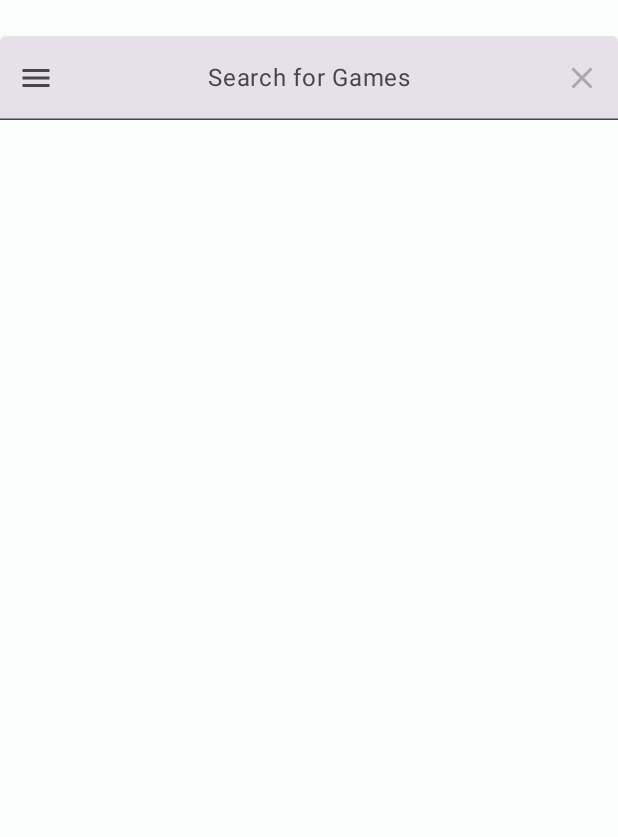
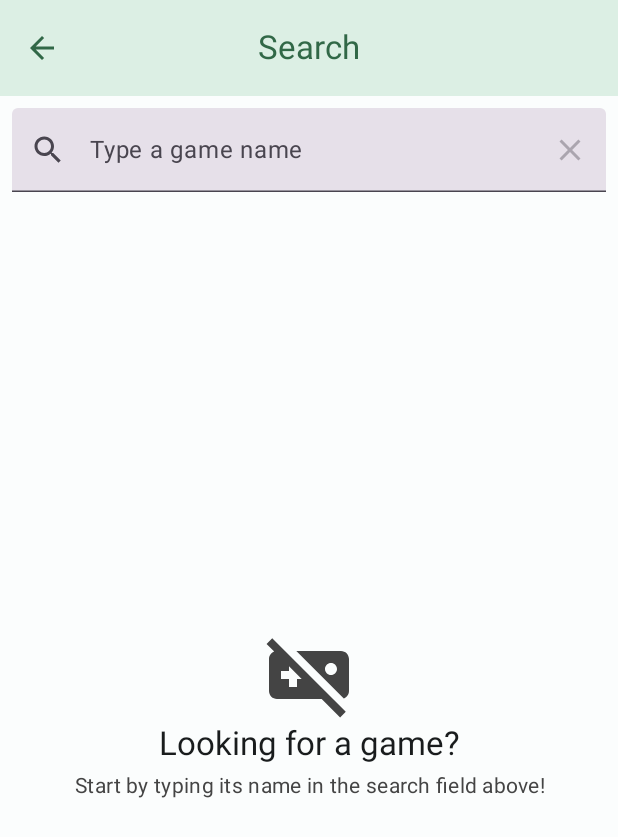
Before and after one commit to luanolimpio/video_game_db_app, an Android app built with Jetpack Compose: the SearchScreen screen opened through its navigation route, on a phone screen of 412 x 824 dp. Shown: the top 837 px of the screen. Run offline under Robolectric (Android 15) with nearby library versions, the phone set to English and light mode, and no system bars; our stand-ins replace Dagger/Hilt's generated code, paging.

Commit message:
feat: add CustomTopAppBar

```diff
--- /dev/null
+++ b/app/src/main/java/com/example/videogamedbapp/presentation/components/CustomTopAppBar.kt
@@ -0,0 +1,46 @@
+package com.example.videogamedbapp.presentation.components
+
+import androidx.compose.material3.CenterAlignedTopAppBar
+import androidx.compose.material3.ExperimentalMaterial3Api
+import androidx.compose.material3.Icon
+import androidx.compose.material3.IconButton
+import androidx.compose.material3.Text
+import androidx.compose.runtime.Composable
+import androidx.compose.ui.graphics.vector.ImageVector
+import androidx.compose.ui.text.style.TextOverflow
+
+data class TopAppBarIcon(val icon: ImageVector, val onClick: () -> Unit)
+
+@OptIn(ExperimentalMaterial3Api::class)
+@Composable
+fun CustomTopAppBar(
+    title: String,
+    navigationIcon: TopAppBarIcon,
+    actions: List<TopAppBarIcon>? = null
+) {
+    CenterAlignedTopAppBar(
+        title = { Text(text = title, maxLines = 1, overflow = TextOverflow.Ellipsis) },
+        navigationIcon = {
+            IconButton(onClick = navigationIcon.onClick) {
+                Icon(
+                    imageVector = navigationIcon.icon,
+                    contentDescription = null
+                )
+            }
+        },
+        actions = {
+            actions?.let { action ->
+                action.forEach {
+                    IconButton(
+                        onClick = it.onClick,
+                    ) {
+                        Icon(
+                            imageVector = it.icon,
+                            contentDescription = null
+                        )
+                    }
+                }
+            }
+        }
+    )
+}
--- a/app/src/main/java/com/example/videogamedbapp/presentation/components/EmptyState.kt
+++ b/app/src/main/java/com/example/videogamedbapp/presentation/components/EmptyState.kt
@@ -26,14 +26,17 @@ import androidx.compose.ui.unit.dp
 import com.example.videogamedbapp.R
 
 @Composable
-fun EmptyState(onRefresh: () -> Unit) {
-    val scrollState = rememberScrollState()
-    PullToRefreshContainer(onRefresh = onRefresh) {
+fun EmptyState(
+    title: String? = null,
+    description: String? = null,
+    onRefresh: (() -> Unit)? = null
+) {
+    val content = @Composable {
         Column(
             modifier = Modifier
                 .fillMaxSize()
                 .padding(8.dp)
-                .verticalScroll(scrollState),
+                .verticalScroll(rememberScrollState()),
             verticalArrangement = Arrangement.Center,
             horizontalAlignment = Alignment.CenterHorizontally
         ) {
@@ -44,18 +47,26 @@ fun EmptyState(onRefresh: () -> Unit) {
                 contentDescription = null
             )
             Text(
-                text = stringResource(R.string.no_results_found),
+                text = title ?: stringResource(R.string.no_results_found),
                 style = MaterialTheme.typography.titleLarge,
                 textAlign = TextAlign.Center
             )
             Spacer(modifier = Modifier.height(4.dp))
             Text(
-                text = stringResource(R.string.adjust_your_search_or_try_again_later),
+                text = description
+                    ?: stringResource(R.string.adjust_your_search_or_try_again_later),
                 style = MaterialTheme.typography.bodyMedium,
                 textAlign = TextAlign.Center,
                 color = if (isSystemInDarkTheme()) LightGray else DarkGray,
             )
         }
+    }
+    if (onRefresh != null) {
+        PullToRefreshContainer(onRefresh = onRefresh) {
+            content()
+        }
+    } else {
+        content()
     }
 }
 
--- a/app/src/main/java/com/example/videogamedbapp/presentation/components/MenuTopAppBar.kt
+++ /dev/null
@@ -1,37 +0,0 @@
-package com.example.videogamedbapp.presentation.components
-
-import androidx.compose.material.icons.Icons
-import androidx.compose.material.icons.filled.Menu
-import androidx.compose.material3.CenterAlignedTopAppBar
-import androidx.compose.material3.DrawerState
-import androidx.compose.material3.ExperimentalMaterial3Api
-import androidx.compose.material3.Icon
-import androidx.compose.material3.IconButton
-import androidx.compose.material3.Text
-import androidx.compose.runtime.Composable
-import androidx.compose.runtime.rememberCoroutineScope
-import androidx.compose.ui.text.style.TextOverflow
-import kotlinx.coroutines.launch
-
-@OptIn(ExperimentalMaterial3Api::class)
-@Composable
-fun MenuTopAppBar(title: String, drawerState: DrawerState) {
-    val scope = rememberCoroutineScope()
-    CenterAlignedTopAppBar(
-        title = { Text(text = title, maxLines = 1, overflow = TextOverflow.Ellipsis) },
-        navigationIcon = {
-            IconButton(
-                onClick = {
-                    scope.launch {
-                        drawerState.open()
-                    }
-                },
-            ) {
-                Icon(
-                    imageVector = Icons.Default.Menu,
-                    contentDescription = null
-                )
-            }
-        }
-    )
-}
--- /dev/null
+++ b/app/src/main/java/com/example/videogamedbapp/presentation/components/SearchTextField.kt
@@ -0,0 +1,66 @@
+package com.example.videogamedbapp.presentation.components
+
+import androidx.compose.foundation.layout.fillMaxWidth
+import androidx.compose.foundation.text.KeyboardActions
+import androidx.compose.foundation.text.KeyboardOptions
+import androidx.compose.material.icons.Icons
+import androidx.compose.material.icons.filled.Clear
+import androidx.compose.material.icons.filled.Search
+import androidx.compose.material3.Icon
+import androidx.compose.material3.IconButton
+import androidx.compose.material3.Text
+import androidx.compose.material3.TextField
+import androidx.compose.runtime.Composable
+import androidx.compose.ui.Modifier
+import androidx.compose.ui.res.stringResource
+import androidx.compose.ui.text.input.ImeAction
+import androidx.compose.ui.text.input.KeyboardCapitalization
+import androidx.compose.ui.text.input.KeyboardType
+import androidx.compose.ui.tooling.preview.Preview
+import com.example.videogamedbapp.R
+
+@Composable
+fun SearchTextField(
+    modifier: Modifier = Modifier,
+    value: String,
+    onValueChange: (String) -> Unit,
+    onSearch: () -> Unit,
+) {
+    TextField(
+        modifier = modifier
+            .fillMaxWidth(),
+        value = value,
+        onValueChange = onValueChange,
+        placeholder = { Text(text = stringResource(R.string.type_a_game_name)) },
+        singleLine = true,
+        leadingIcon = { Icon(imageVector = Icons.Default.Search, contentDescription = null) },
+        trailingIcon = {
+            IconButton(onClick = { onValueChange("") }, enabled = value.isNotEmpty()) {
+                Icon(
+                    imageVector = Icons.Default.Clear,
+                    contentDescription = null
+                )
+            }
+        },
+        keyboardOptions = KeyboardOptions(
+            keyboardType = KeyboardType.Text,
+            capitalization = KeyboardCapitalization.Sentences,
+            imeAction = ImeAction.Search
+        ),
+        keyboardActions = KeyboardActions(
+            onSearch = {
+                if (value.isNotEmpty()) onSearch()
+            }
+        )
+    )
+}
+
+@Preview(showBackground = true)
+@Composable
+private fun SearchTextFieldPreview() {
+    SearchTextField(
+        value = "",
+        onValueChange = {},
+        onSearch = {},
+    )
+}
--- a/app/src/main/java/com/example/videogamedbapp/presentation/navigation/MainNavigator.kt
+++ b/app/src/main/java/com/example/videogamedbapp/presentation/navigation/MainNavigator.kt
@@ -1,14 +1,17 @@
 package com.example.videogamedbapp.presentation.navigation
 
 import androidx.compose.material.icons.Icons
+import androidx.compose.material.icons.automirrored.filled.ArrowBack
 import androidx.compose.material.icons.automirrored.filled.Send
 import androidx.compose.material.icons.filled.Home
+import androidx.compose.material.icons.filled.Menu
 import androidx.compose.material.icons.filled.Search
 import androidx.compose.material.icons.filled.Star
 import androidx.compose.material3.DrawerValue
 import androidx.compose.material3.rememberDrawerState
 import androidx.compose.runtime.Composable
 import androidx.compose.runtime.getValue
+import androidx.compose.runtime.rememberCoroutineScope
 import androidx.compose.ui.res.stringResource
 import androidx.hilt.navigation.compose.hiltViewModel
 import androidx.lifecycle.compose.collectAsStateWithLifecycle
@@ -21,10 +24,10 @@ import com.example.videogamedbapp.R
 import com.example.videogamedbapp.core.routes.CustomNavType.Companion.getCustomNavTypeMap
 import com.example.videogamedbapp.core.routes.Routes
 import com.example.videogamedbapp.domain.models.GameQueries
-import com.example.videogamedbapp.presentation.components.BackTopAppBar
 import com.example.videogamedbapp.presentation.components.CustomNavigationDrawer
-import com.example.videogamedbapp.presentation.components.MenuTopAppBar
+import com.example.videogamedbapp.presentation.components.CustomTopAppBar
 import com.example.videogamedbapp.presentation.components.NavigationItem
+import com.example.videogamedbapp.presentation.components.TopAppBarIcon
 import com.example.videogamedbapp.presentation.screens.games.list.GamesScreen
 import com.example.videogamedbapp.presentation.screens.games.details.GameDetailsScreen
 import com.example.videogamedbapp.presentation.screens.games.details.GameDetailsViewModel
@@ -34,6 +37,7 @@ import com.example.videogamedbapp.presentation.screens.categories.CategoriesScre
 import com.example.videogamedbapp.presentation.screens.categories.CategoryGamesViewModel
 import com.example.videogamedbapp.presentation.screens.categories.CategoriesViewModel
 import com.example.videogamedbapp.presentation.screens.games.list.GamesViewModel
+import kotlinx.coroutines.launch
 
 @Composable
 fun MainNavigator() {
@@ -41,11 +45,6 @@ fun MainNavigator() {
     val drawerState = rememberDrawerState(initialValue = DrawerValue.Closed)
     CustomNavigationDrawer(
         items = listOf(
-            NavigationItem(
-                title = stringResource(R.string.search),
-                route = Routes.Search,
-                icon = Icons.Default.Search,
-            ),
             NavigationItem(
                 title = stringResource(R.string.all_games),
                 route = Routes.AllGames,
@@ -87,11 +86,27 @@ fun MainNavigator() {
             composable<Routes.AllGames> {
                 val viewModel = hiltViewModel<GamesViewModel>()
                 val games = viewModel.allGames.collectAsLazyPagingItems()
+                val scope = rememberCoroutineScope()
                 GamesScreen(
                     topBar = {
-                        MenuTopAppBar(
+                        CustomTopAppBar(
                             title = stringResource(R.string.all_games),
-                            drawerState = drawerState,
+                            navigationIcon = TopAppBarIcon(
+                                icon = Icons.Default.Menu,
+                                onClick = {
+                                    scope.launch {
+                                        drawerState.open()
+                                    }
+                                },
+                            ),
+                            actions = listOf(
+                                TopAppBarIcon(
+                                    icon = Icons.Default.Search,
+                                    onClick = {
+                                        navController.navigate(Routes.Search)
+                                    }
+                                )
+                            )
                         )
                     },
                     games = games,
@@ -104,11 +119,19 @@ fun MainNavigator() {
             composable<Routes.RecentGames> {
                 val viewModel = hiltViewModel<GamesViewModel>()
                 val games = viewModel.recentGames.collectAsLazyPagingItems()
+                val scope = rememberCoroutineScope()
                 GamesScreen(
                     topBar = {
-                        MenuTopAppBar(
+                        CustomTopAppBar(
                             title = stringResource(R.string.new_releases),
-                            drawerState = drawerState,
+                            navigationIcon = TopAppBarIcon(
+                                icon = Icons.Default.Menu,
+                                onClick = {
+                                    scope.launch {
+                                        drawerState.open()
+                                    }
+                                },
+                            ),
                         )
                     },
                     games = games,
@@ -121,11 +144,19 @@ fun MainNavigator() {
             composable<Routes.BestGamesOfTheYear> {
                 val viewModel = hiltViewModel<GamesViewModel>()
                 val games = viewModel.bestGames.collectAsLazyPagingItems()
+                val scope = rememberCoroutineScope()
                 GamesScreen(
                     topBar = {
-                        MenuTopAppBar(
+                        CustomTopAppBar(
                             title = stringResource(R.string.best_of_the_year),
-                            drawerState = drawerState,
+                            navigationIcon = TopAppBarIcon(
+                                icon = Icons.Default.Menu,
+                                onClick = {
+                                    scope.launch {
+                                        drawerState.open()
+                                    }
+                                },
+                            ),
                         )
                     },
                     games = games,
@@ -140,11 +171,11 @@ fun MainNavigator() {
                 val uiState by viewModel.uiState.collectAsStateWithLifecycle()
                 SearchScreen(
                     state = uiState,
-                    drawerState = drawerState,
                     onEvent = viewModel::onEvent,
                     onNavigateToDetails = { game ->
                         navController.navigate(Routes.GameDetails(game.id))
                     },
+                    onNavigateBack = { navController.popBackStack() },
                 )
             }
 
@@ -222,9 +253,12 @@ fun MainNavigator() {
                 val games = viewModel.getGamesByQueries(params.queries).collectAsLazyPagingItems()
                 GamesScreen(
                     topBar = {
-                        BackTopAppBar(
+                        CustomTopAppBar(
                             title = params.title,
-                            onNavigateBack = { navController.popBackStack() }
+                            navigationIcon = TopAppBarIcon(
+                                icon = Icons.AutoMirrored.Default.ArrowBack,
+                                onClick = { navController.popBackStack() }
+                            )
                         )
                     },
                     games = games,
--- a/app/src/main/java/com/example/videogamedbapp/presentation/screens/search/SearchScreen.kt
+++ b/app/src/main/java/com/example/videogamedbapp/presentation/screens/search/SearchScreen.kt
@@ -1,77 +1,69 @@
 package com.example.videogamedbapp.presentation.screens.search
 
 import androidx.compose.foundation.layout.Arrangement
-import androidx.compose.foundation.layout.Box
+import androidx.compose.foundation.layout.Column
 import androidx.compose.foundation.layout.PaddingValues
 import androidx.compose.foundation.layout.fillMaxSize
-import androidx.compose.foundation.layout.fillMaxWidth
-import androidx.compose.foundation.layout.height
 import androidx.compose.foundation.layout.padding
 import androidx.compose.foundation.lazy.LazyColumn
-import androidx.compose.foundation.text.KeyboardActions
-import androidx.compose.foundation.text.KeyboardOptions
 import androidx.compose.material.icons.Icons
-import androidx.compose.material.icons.filled.Clear
-import androidx.compose.material.icons.filled.Menu
-import androidx.compose.material3.DrawerState
+import androidx.compose.material.icons.automirrored.filled.ArrowBack
 import androidx.compose.material3.HorizontalDivider
-import androidx.compose.material3.Icon
-import androidx.compose.material3.IconButton
 import androidx.compose.material3.Scaffold
-import androidx.compose.material3.Surface
-import androidx.compose.material3.Text
-import androidx.compose.material3.TextField
 import androidx.compose.runtime.Composable
-import androidx.compose.runtime.LaunchedEffect
-import androidx.compose.runtime.remember
-import androidx.compose.runtime.rememberCoroutineScope
 import androidx.compose.ui.Modifier
-import androidx.compose.ui.focus.FocusRequester
-import androidx.compose.ui.focus.focusRequester
-import androidx.compose.ui.graphics.Color
-import androidx.compose.ui.platform.LocalFocusManager
 import androidx.compose.ui.res.stringResource
-import androidx.compose.ui.text.input.ImeAction
-import androidx.compose.ui.text.input.KeyboardCapitalization
-import androidx.compose.ui.text.input.KeyboardType
-import androidx.compose.ui.text.style.TextAlign
 import androidx.compose.ui.unit.dp
 import androidx.paging.compose.collectAsLazyPagingItems
 import com.example.videogamedbapp.R
 import com.example.videogamedbapp.domain.models.Game
+import com.example.videogamedbapp.presentation.components.CustomTopAppBar
+import com.example.videogamedbapp.presentation.components.EmptyState
 import com.example.videogamedbapp.presentation.components.HandlePagingResult
 import com.example.videogamedbapp.presentation.components.ListShimmer
 import com.example.videogamedbapp.presentation.components.SearchCard
-import kotlinx.coroutines.launch
+import com.example.videogamedbapp.presentation.components.SearchTextField
+import com.example.videogamedbapp.presentation.components.TopAppBarIcon
 
 @Composable
 fun SearchScreen(
     state: SearchUiState,
-    drawerState: DrawerState,
     onEvent: (SearchEvent) -> Unit,
+    onNavigateBack: () -> Unit,
     onNavigateToDetails: (Game) -> Unit,
 ) {
     Scaffold(
         topBar = {
-            SearchTopAppBar(
+            CustomTopAppBar(
+                title = stringResource(R.string.search),
+                navigationIcon = TopAppBarIcon(
+                    icon = Icons.AutoMirrored.Default.ArrowBack,
+                    onClick = onNavigateBack
+                )
+            )
+        },
+    ) { innerPadding ->
+        Column(
+            modifier = Modifier
+                .padding(innerPadding)
+                .fillMaxSize()
+        ) {
+            SearchTextField(
+                modifier = Modifier.padding(top = 8.dp, start = 8.dp, end = 8.dp),
                 value = state.query,
                 onValueChange = { onEvent(SearchEvent.QueryChanged(it)) },
                 onSearch = { onEvent(SearchEvent.SearchNews) },
-                drawerState = drawerState
             )
-        },
-    ) { innerPadding ->
-        state.games?.let { games ->
-            val pagingItems = games.collectAsLazyPagingItems()
+            if (state.games != null) {
+                val pagingItems = state.games.collectAsLazyPagingItems()
                 HandlePagingResult(
                     items = pagingItems,
                     loadingContent = {
-                    ListShimmer(modifier = Modifier.padding(innerPadding))
+                        ListShimmer()
                     },
                     successContent = {
                         LazyColumn(
                             modifier = Modifier
-                            .padding(innerPadding)
                                 .fillMaxSize(),
                             verticalArrangement = Arrangement.spacedBy(8.dp),
                             contentPadding = PaddingValues(8.dp)
@@ -85,84 +77,12 @@ fun SearchScreen(
                         }
                     }
                 )
-        }
-    }
-}
-
-@Composable
-private fun SearchTopAppBar(
-    value: String,
-    onValueChange: (String) -> Unit,
-    onSearch: () -> Unit,
-    drawerState: DrawerState
-) {
-    val focusRequester = remember { FocusRequester() }
-    val focusManager = LocalFocusManager.current
-    val scope = rememberCoroutineScope()
-
-    LaunchedEffect(key1 = Unit) {
-        focusRequester.requestFocus()
-    }
-    Box(
-        modifier = Modifier
-            .height(80.dp)
-            .fillMaxWidth()
-    ) {
-        Surface(
-            modifier = Modifier
-                .padding(top = 24.dp)
-                .fillMaxSize(),
-            color = Color.Transparent,
-        ) {
-            TextField(
-                modifier = Modifier
-                    .fillMaxSize()
-                    .focusRequester(focusRequester),
-                value = value,
-                onValueChange = onValueChange,
-                placeholder = {
-                    Text(
-                    modifier = Modifier
-                        .fillMaxWidth(),
-                        text = stringResource(R.string.search_for_games),
-                        textAlign = TextAlign.Center
-                    )
-                },
-                singleLine = true,
-                leadingIcon = {
-                    IconButton(
-                        onClick = {
-                            scope.launch {
-                                drawerState.open()
-                            }
-                            focusManager.clearFocus()
-                        }
-                    ) {
-                        Icon(
-                            imageVector = Icons.Default.Menu,
-                            contentDescription = null
-                        )
-                    }
-                },
-                trailingIcon = {
-                    IconButton(onClick = { onValueChange("") }, enabled = value.isNotEmpty()) {
-                        Icon(
-                            imageVector = Icons.Default.Clear,
-                            contentDescription = null
-                        )
-                    }
-                },
-                keyboardOptions = KeyboardOptions(
-                    keyboardType = KeyboardType.Text,
-                    capitalization = KeyboardCapitalization.Sentences,
-                    imeAction = ImeAction.Search
-                ),
-                keyboardActions = KeyboardActions(
-                    onSearch = {
-                        if (value.isNotEmpty()) onSearch()
-                    }
-                )
+            } else {
+                EmptyState(
+                    title = stringResource(R.string.looking_for_a_game),
+                    description = stringResource(R.string.start_by_typing_its_name)
                 )
             }
         }
     }
+}
--- a/app/src/main/res/values/strings.xml
+++ b/app/src/main/res/values/strings.xml
@@ -4,12 +4,13 @@
     <string name="all_games">All Games</string>
     <string name="new_releases">New Releases</string>
     <string name="best_of_the_year">Best of the year</string>
-    <string name="browse">Browse</string>
     <string name="genres">Genres</string>
     <string name="publishers">Publishers</string>
     <string name="published_by">Published by</string>
     <string name="search">Search</string>
-    <string name="search_for_games">Search for Games</string>
+    <string name="type_a_game_name">Type a game name</string>
+    <string name="looking_for_a_game">Looking for a game?</string>
+    <string name="start_by_typing_its_name">Start by typing its name in the search field above!</string>
     <string name="thousands_of_games">Thousands of games, genres, and publishers to discover.</string>
     <string name="start_exploring_now">Start exploring now!</string>
     <string name="no_results_found">No results found</string>
```
Also changed, not shown: app/src/main/java/com/example/videogamedbapp/presentation/components/BackTopAppBar.kt (deleted, +0 -28 lines), app/src/main/java/com/example/videogamedbapp/presentation/screens/categories/CategoriesScreen.kt (+16 -3 lines), app/src/main/java/com/example/videogamedbapp/presentation/screens/games/details/GameDetailsScreen.kt (+9 -3 lines). Lines whose indentation alone changed are shown as unchanged.
